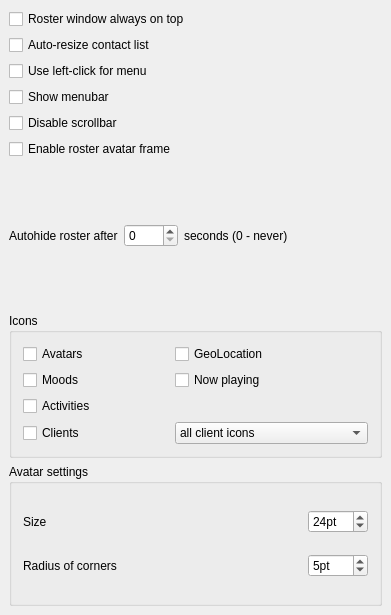
Qt form src/options/opt_roster_main.ui (psi-im/psi) before a commit.
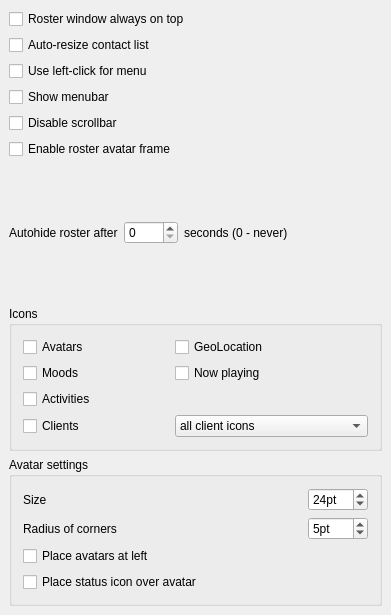
The same form after that commit.

Commit message: Updated psi options. Added options.ui.contactlist.avatars.avatars-at-left to roster tab. Added options.ui.contactlist.status-icon-over-avatar to roster tab. Added options.ui.muc.roster-at-left to muc roster tab. Codestyle fixed. About plugin button set to disabled for disabled plugin in plugins tab.

The edit to the form file:
```diff
--- a/src/options/opt_roster_main.ui
+++ b/src/options/opt_roster_main.ui
@@ -280,6 +280,20 @@
         </item>
        </layout>
       </item>
+      <item>
+       <widget class="QCheckBox" name="ck_avatarsAtLeft">
+        <property name="text">
+         <string>Place avatars at left</string>
+        </property>
+       </widget>
+      </item>
+      <item>
+       <widget class="QCheckBox" name="ck_iconOverAvatar">
+        <property name="text">
+         <string>Place status icon over avatar</string>
+        </property>
+       </widget>
+      </item>
      </layout>
     </widget>
    </item>
```
The commit also changes 14 other files.
